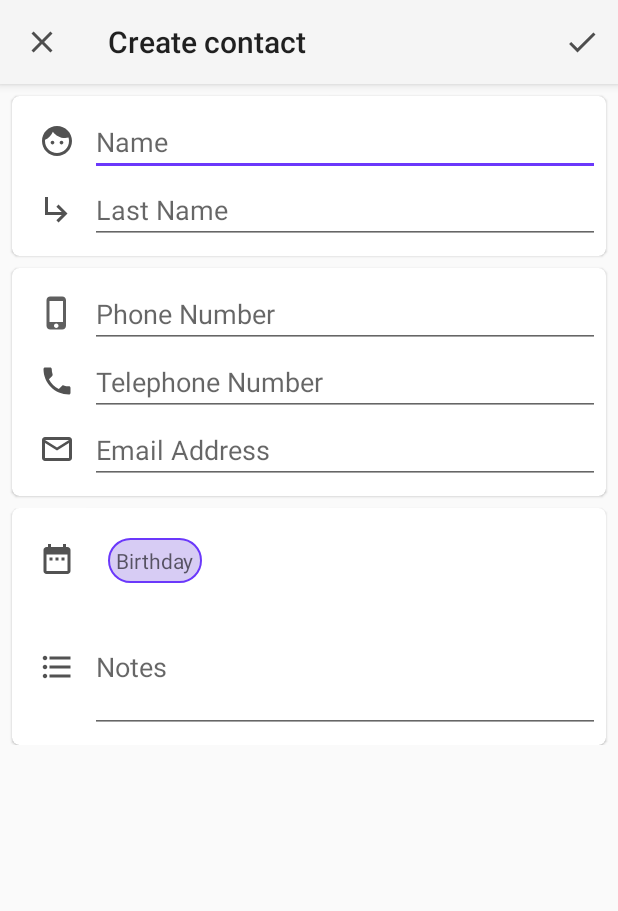
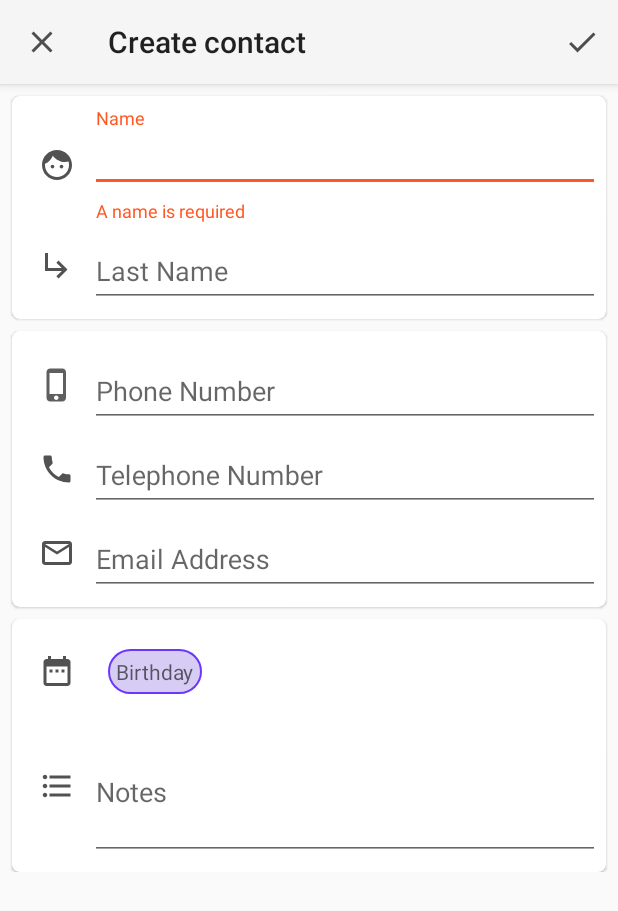
Before and after one commit to Pixelw/ContactX, an Android app: the AddUserActivity screen opened directly, with no data from a screen before it, after a tap on "Save", on a phone screen of 412 x 824 dp. Shown: the top 911 px of the screen. Run offline under Robolectric (Android 15) with nearby library versions, the phone set to English and light mode, and no system bars.

Commit message:
migrate to Text INput Layout

```diff
--- a/app/src/main/java/com/pixel/mycontact/AddUserActivity.java
+++ b/app/src/main/java/com/pixel/mycontact/AddUserActivity.java
@@ -4,8 +4,10 @@ import android.annotation.SuppressLint;
 import android.app.DatePickerDialog;
 import android.content.Intent;
 import android.os.Bundle;
+
 import androidx.appcompat.app.AppCompatActivity;
 import androidx.appcompat.widget.Toolbar;
+
 import android.util.Log;
 import android.view.Menu;
 import android.view.MenuItem;
@@ -15,6 +17,7 @@ import android.widget.EditText;
 import android.widget.TextView;
 import android.widget.Toast;
 
+import com.google.android.material.textfield.TextInputLayout;
 import com.pixel.mycontact.beans.People;
 import com.pixel.mycontact.daos.PeopleDB;
 
@@ -22,13 +25,13 @@ import java.util.Calendar;
 
 public class AddUserActivity extends AppCompatActivity {
 
-    private EditText nameText;
-    private EditText lastNameText;
-    private EditText numText;
-    private EditText num2Text;
-    private EditText emailText;
+    private TextInputLayout nameText;
+    private TextInputLayout lastNameText;
+    private TextInputLayout numText;
+    private TextInputLayout num2Text;
+    private TextInputLayout emailText;
     private TextView dateAdd;
-    private EditText noteAdd;
+    private TextInputLayout noteAdd;
     private int birthYear;
     private int birthMonth;
     private int birthDay;
@@ -57,21 +60,24 @@ public class AddUserActivity extends AppCompatActivity {
         }
         if (item.getItemId() == R.id.accept) {
             People savpeople = new People(
-                    nameText.getText().toString(),
-                    lastNameText.getText().toString(),
-                    numText.getText().toString(),
-                    num2Text.getText().toString(),
-                    emailText.getText().toString(),
+                    nameText.getEditText().getText().toString(),
+                    lastNameText.getEditText().getText().toString(),
+                    numText.getEditText().getText().toString(),
+                    num2Text.getEditText().getText().toString(),
+                    emailText.getEditText().getText().toString(),
                     birthYear, birthMonth, birthDay,
-                    noteAdd.getText().toString(),
+                    noteAdd.getEditText().getText().toString(),
                     id
             );
             Log.d("peopleToString", savpeople.toJSON());
-            if (nameText.getText().toString().equals("")) {//判断至少填写一个电话一个姓名
-                if (num2Text.getText().toString().equals("") || numText.getText().toString().equals(""))
-                    Toast.makeText(AddUserActivity.this,
-                            getString(R.string.missingname), Toast.LENGTH_SHORT).show();
+            if (nameText.getEditText().getText().toString().equals("")) {//判断至少填写一个电话一个姓名
+                nameText.setErrorEnabled(true);
+                nameText.setError(getString(R.string.missingname));
+            }else if (numText.getEditText().getText().toString().equals("")
+                    && num2Text.getEditText().getText().toString().equals("")){
 
+                numText.setErrorEnabled(true);
+                numText.setError(getString(R.string.missingNumber));
             } else {
                 if (isModify) {//修改模式，调用update方法
 
@@ -144,15 +150,15 @@ public class AddUserActivity extends AppCompatActivity {
 
     }
 
-    @SuppressLint("SetTextI18n")
+    @SuppressLint("getEditText().setTextI18n")
     //载入要修改的联系人
     private void toModify() {
-        nameText.setText(people.getFirstName());
-        lastNameText.setText(people.getLastName());
-        numText.setText(people.getNumber1());
-        num2Text.setText(people.getNumber2());
-        emailText.setText(people.getEmail());
-        noteAdd.setText(people.getNote());
+        nameText.getEditText().setText(people.getFirstName());
+        lastNameText.getEditText().setText(people.getLastName());
+        numText.getEditText().setText(people.getNumber1());
+        num2Text.getEditText().setText(people.getNumber2());
+        emailText.getEditText().setText(people.getEmail());
+        noteAdd.getEditText().setText(people.getNote());
         if (people.getBirthMonth() != 0) {
             nowDay = people.getBirthDay();
             nowMonth = people.getBirthMonth();
@@ -160,6 +166,7 @@ public class AddUserActivity extends AppCompatActivity {
             dateAdd.setText(people.getBirthYear() + "/" + people.getBirthMonth() + "/" + people.getBirthDay());
         }
     }
+
     //选择日期操作，填入圆角矩形的TextView内
     private DatePickerDialog.OnDateSetListener onDateSetListener = new DatePickerDialog.OnDateSetListener() {
         @Override
--- a/app/src/main/res/layout/activity_add_user.xml
+++ b/app/src/main/res/layout/activity_add_user.xml
@@ -55,34 +55,45 @@
                     <ImageView
                         android:layout_width="wrap_content"
                         android:layout_height="wrap_content"
+                        android:layout_gravity="center"
                         android:layout_margin="10dp"
                         android:src="@drawable/ic_face_black_24dp" />
 
-                    <EditText
+
+                    <com.google.android.material.textfield.TextInputLayout
                         android:id="@+id/nameAdd"
                         android:layout_width="match_parent"
                         android:layout_height="wrap_content"
                         android:layout_columnSpan="7"
-                        android:hint="@string/name"
+                        android:hint="@string/name">
+                        <com.google.android.material.textfield.TextInputEditText
+                            android:layout_width="match_parent"
+                            android:layout_height="match_parent"
                             android:imeOptions="actionNext"
                             android:nextFocusForward="@id/lastNameAdd"
-                        android:singleLine="true" />
+                            android:singleLine="true"/>
+                    </com.google.android.material.textfield.TextInputLayout>
 
                     <ImageView
                         android:layout_width="wrap_content"
                         android:layout_height="wrap_content"
-                        android:layout_margin="10dp"
+                        android:layout_gravity="center"
                         android:src="@drawable/ic_subdirectory_arrow_right_black_24dp" />
 
-                    <EditText
+                    <com.google.android.material.textfield.TextInputLayout
                         android:id="@+id/lastNameAdd"
                         android:layout_width="match_parent"
                         android:layout_height="wrap_content"
                         android:layout_columnSpan="7"
                         android:hint="@string/last_name"
+                        >
+                        <EditText
+                            android:layout_width="match_parent"
+                            android:layout_height="match_parent"
                             android:imeOptions="actionNext"
                             android:nextFocusForward="@id/numAdd"
-                        android:singleLine="true" />
+                            android:singleLine="true"/>
+                    </com.google.android.material.textfield.TextInputLayout>
                 </GridLayout>
             </com.google.android.material.card.MaterialCardView>
 
@@ -104,52 +115,69 @@
                     <ImageView
                         android:layout_width="wrap_content"
                         android:layout_height="wrap_content"
+                        android:layout_gravity="center"
                         android:layout_margin="10dp"
                         android:src="@drawable/ic_phone_iphone_black_24dp" />
 
-                    <EditText
+                    <com.google.android.material.textfield.TextInputLayout
                         android:id="@+id/numAdd"
                         android:layout_width="match_parent"
                         android:layout_height="wrap_content"
                         android:layout_columnSpan="7"
-                        android:hint="@string/phone_number"
+                        android:hint="@string/phone_number">
+                        <EditText
+                            android:layout_width="match_parent"
+                            android:layout_height="match_parent"
                             android:imeOptions="actionNext"
                             android:inputType="phone"
                             android:nextFocusForward="@id/num2Add"
                             android:singleLine="true" />
 
+                    </com.google.android.material.textfield.TextInputLayout>
+
                     <ImageView
                         android:layout_width="wrap_content"
                         android:layout_height="wrap_content"
+                        android:layout_gravity="center"
                         android:layout_margin="10dp"
                         android:src="@drawable/ic_phone_black_24dp" />
 
-                    <EditText
+                    <com.google.android.material.textfield.TextInputLayout
                         android:id="@+id/num2Add"
                         android:layout_width="match_parent"
                         android:layout_height="wrap_content"
                         android:layout_columnSpan="7"
-                        android:hint="@string/telephone_number"
+                        android:hint="@string/telephone_number">
+                        <EditText
+                            android:layout_width="match_parent"
+                            android:layout_height="match_parent"
                             android:imeOptions="actionNext"
                             android:inputType="phone"
                             android:nextFocusForward="@id/emailAdd"
                             android:singleLine="true" />
+                    </com.google.android.material.textfield.TextInputLayout>
 
                     <ImageView
                         android:layout_width="wrap_content"
                         android:layout_height="wrap_content"
                         android:layout_margin="10dp"
+                        android:layout_gravity="center"
                         android:src="@drawable/ic_mail_outline_black_24dp" />
 
-                    <EditText
+                    <com.google.android.material.textfield.TextInputLayout
                         android:id="@+id/emailAdd"
                         android:layout_width="match_parent"
                         android:layout_height="wrap_content"
                         android:layout_columnSpan="7"
-                        android:hint="@string/email_address"
+                        android:hint="@string/email_address">
+                        <EditText
+                            android:layout_width="match_parent"
+                            android:layout_height="match_parent"
                             android:imeOptions="actionNext"
                             android:nextFocusForward="@id/noteAdd"
-                        android:singleLine="true" />
+                            android:singleLine="true"/>
+
+                    </com.google.android.material.textfield.TextInputLayout>
                 </GridLayout>
             </com.google.android.material.card.MaterialCardView>
 
@@ -172,7 +200,7 @@
                         android:layout_width="wrap_content"
                         android:layout_height="wrap_content"
                         android:layout_margin="10dp"
-                        android:layout_marginTop="14dp"
+                        android:layout_gravity="center"
                         android:src="@drawable/ic_date_range_black_24dp" />
 
                     <TextView
@@ -188,17 +216,22 @@
                     <ImageView
                         android:layout_width="wrap_content"
                         android:layout_height="wrap_content"
-                        android:layout_marginStart="10dp"
-                        android:layout_marginTop="32dp"
+                       android:layout_margin="10dp"
+                        android:layout_gravity="center"
                         android:src="@drawable/ic_format_list_bulleted_black_24dp" />
 
-                    <EditText
+                    <com.google.android.material.textfield.TextInputLayout
                         android:id="@+id/noteAdd"
                         android:layout_width="match_parent"
                         android:layout_height="wrap_content"
                         android:layout_columnSpan="7"
                         android:hint="@string/notes"
-                        android:lines="3" />
+                        >
+                        <EditText
+                            android:layout_width="match_parent"
+                            android:layout_height="match_parent"
+                            android:lines="3"/>
+                    </com.google.android.material.textfield.TextInputLayout>
                 </GridLayout>
             </com.google.android.material.card.MaterialCardView>
         </androidx.constraintlayout.widget.ConstraintLayout>
--- a/app/src/main/res/values/strings.xml
+++ b/app/src/main/res/values/strings.xml
@@ -12,7 +12,8 @@
     <string name="telephone_number">Telephone Number</string>
     <string name="contactsave">Saved</string>
     <string name="avatar">Avatar</string>
-    <string name="missingname">A name and a number at least is required</string>
+    <string name="missingname">A name is required</string>
+    <string name="missingNumber">A Number is required</string>
     <string name="save">Save</string>
     <string name="futurebirth" translatable="false">Is that a real birthday?</string>
     <string name="refresh">Copy List</string>
@@ -51,17 +52,17 @@
     <string name="title_activity_settings">Settings</string>
 
     <!-- Preference Titles -->
-    <string name="messages_header">Messages</string>
-    <string name="sync_header">Sync</string>
+    <string name="messages_header" translatable="false">Messages</string>
+    <string name="sync_header" translatable="false">Sync</string>
 
     <!-- Messages Preferences -->
-    <string name="signature_title">Your signature</string>
-    <string name="reply_title">Default reply action</string>
+    <string name="signature_title" translatable="false">Your signature</string>
+    <string name="reply_title" translatable="false">Default reply action</string>
 
     <!-- Sync Preferences -->
-    <string name="sync_title">Sync email periodically</string>
-    <string name="attachment_title">Download incoming attachments</string>
-    <string name="attachment_summary_on">Automatically download attachments for incoming emails
+    <string name="sync_title" translatable="false">Sync email periodically</string>
+    <string name="attachment_title" translatable="false">Download incoming attachments</string>
+    <string name="attachment_summary_on" translatable="false">Automatically download attachments for incoming emails
     </string>
-    <string name="attachment_summary_off">Only download attachments when manually requested</string>
+    <string name="attachment_summary_off" translatable="false">Only download attachments when manually requested</string>
 </resources>
```
Also changed, not shown: 1 other file. Lines whose indentation alone changed are shown as unchanged.
